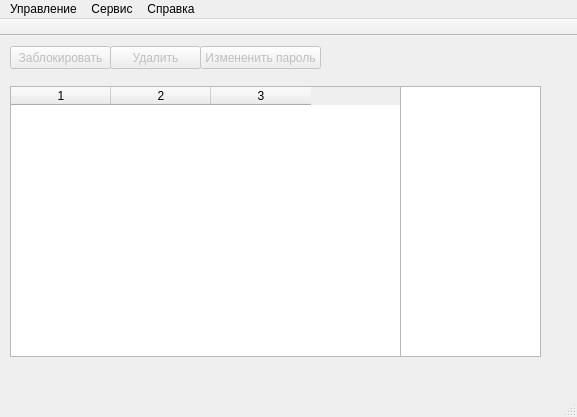
Qt form server/chat-server/chatserver.ui (alexderevyagin/chat) before a commit.
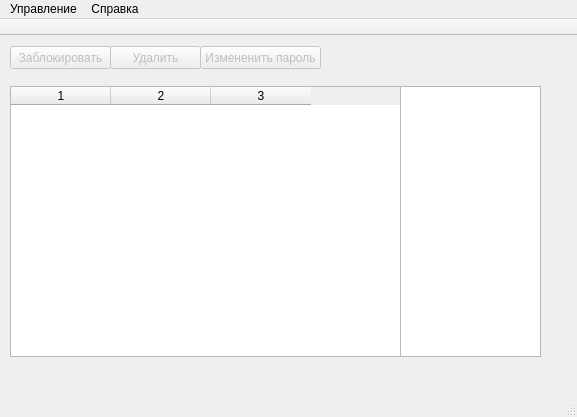
The same form after that commit.

```diff
--- a/server/chat-server/chatserver.ui
+++ b/server/chat-server/chatserver.ui
@@ -125,14 +125,7 @@
     </property>
     <addaction name="about"/>
    </widget>
-   <widget class="QMenu" name="menu_3">
-    <property name="title">
-     <string>Сервис</string>
-    </property>
-    <addaction name="reinit"/>
-   </widget>
    <addaction name="menu"/>
-   <addaction name="menu_3"/>
    <addaction name="menu_2"/>
   </widget>
   <widget class="QToolBar" name="mainToolBar">
```
Left out of the diff: 5 changed lines with no effect on the pictures.
